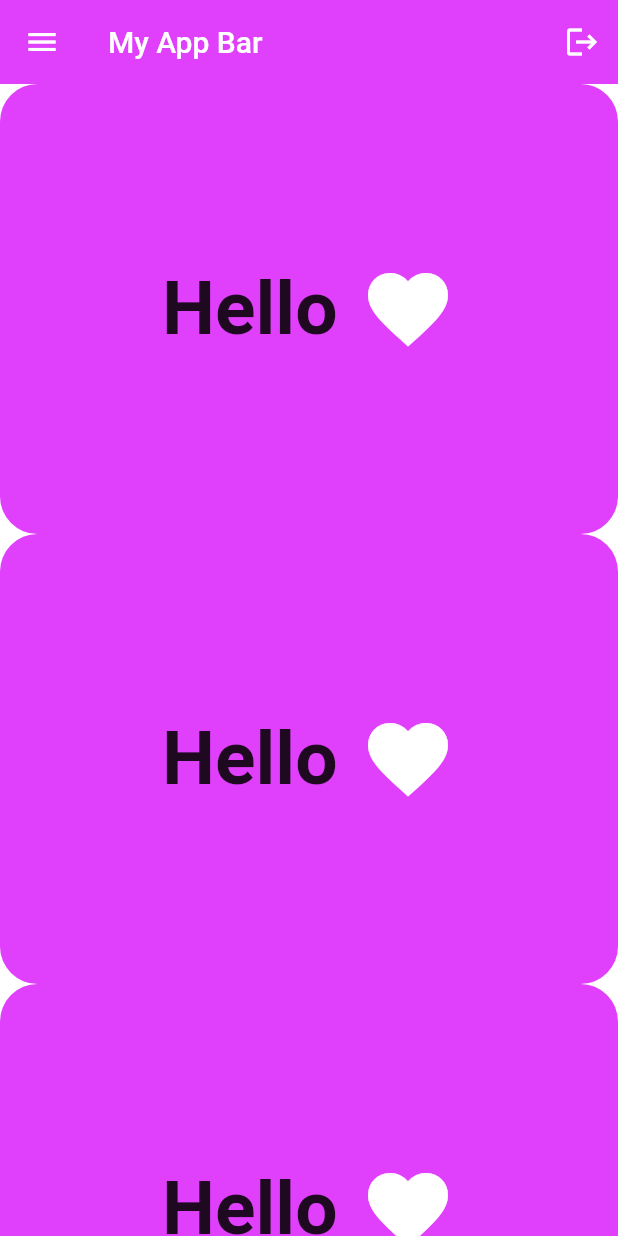
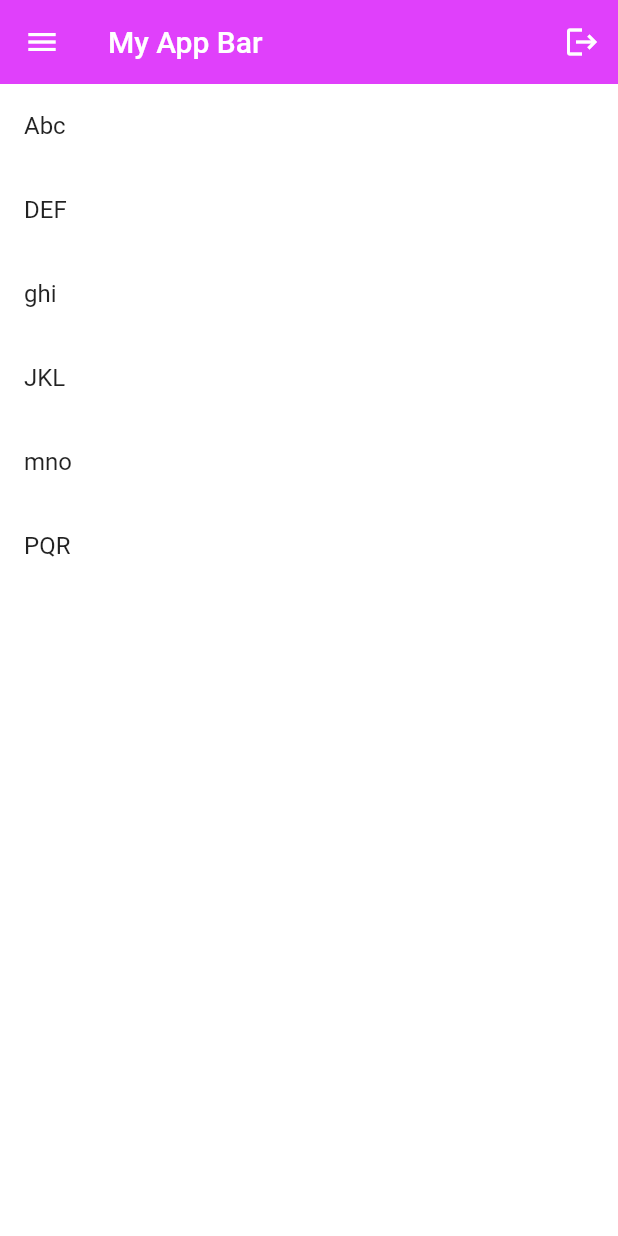
Before and after one commit to SANKARAMDAS/learn_flutter_0to100, a Flutter app: the screen it shows after launch, on a phone screen of 412 x 824 dp. Run offline on Flutter 3.47's test engine with Material 2 defaults, Android fonts, the phone set to English and light mode, and no system bars.

Commit message:
about flutter widgets dynamic(listview builder)

```diff
--- a/lib/main.dart
+++ b/lib/main.dart
@@ -5,7 +5,9 @@ void main() {
 }
 
 class MyApp extends StatelessWidget {
-  const MyApp({super.key});
+  MyApp({super.key});
+
+  List<String> names = ['Abc', 'DEF', 'ghi', 'JKL', 'mno', 'PQR'];
 
   @override
   Widget build(BuildContext context) {
@@ -18,90 +20,16 @@ class MyApp extends StatelessWidget {
           backgroundColor: Colors.purpleAccent,
           elevation: 0,
           leading: Icon(Icons.menu),
-          actions: [IconButton(onPressed: (){}, icon: Icon(Icons.logout))],
+          actions: [IconButton(onPressed: () {}, icon: Icon(Icons.logout))],
         ),
-        body: ListView(
-          children: [
-            Container(
-              height: 300,
-              width: 300,
-              decoration: BoxDecoration(
-                color: Colors.purpleAccent,
-                borderRadius: BorderRadius.circular(25.0),
-              ),
-              child: Center(
-                child: Row(
-                  mainAxisAlignment: MainAxisAlignment.center,
-                  children: [
-                    Text(
-                      'Hello',
-                      style:
-                      TextStyle(fontSize: 50.0, fontWeight: FontWeight.bold),
-                    ),
-                    SizedBox(width: 15.0,),
-                    Icon(
-                      Icons.favorite,
-                      color: Colors.white,
-                      size: 64.0,
-                    ),
-                  ],
-                ),
-              ),
+        body: ListView.builder(
+          itemCount: names.length,
+          itemBuilder: (context, index) => ListTile(
+            title: Text(
+              names[index],
             ),
-            Container(
-              height: 300,
-              width: 300,
-              decoration: BoxDecoration(
-                color: Colors.purpleAccent,
-                borderRadius: BorderRadius.circular(25.0),
-              ),
-              child: Center(
-                child: Row(
-                  mainAxisAlignment: MainAxisAlignment.center,
-                  children: [
-                    Text(
-                      'Hello',
-                      style:
-                      TextStyle(fontSize: 50.0, fontWeight: FontWeight.bold),
-                    ),
-                    SizedBox(width: 15.0,),
-                    Icon(
-                      Icons.favorite,
-                      color: Colors.white,
-                      size: 64.0,
-                    ),
-                  ],
-                ),
-              ),
-            ),
-            Container(
-              height: 300,
-              width: 300,
-              decoration: BoxDecoration(
-                color: Colors.purpleAccent,
-                borderRadius: BorderRadius.circular(25.0),
-              ),
-              child: Center(
-                child: Row(
-                  mainAxisAlignment: MainAxisAlignment.center,
-                  children: [
-                    Text(
-                      'Hello',
-                      style:
-                      TextStyle(fontSize: 50.0, fontWeight: FontWeight.bold),
-                    ),
-                    SizedBox(width: 15.0,),
-                    Icon(
-                      Icons.favorite,
-                      color: Colors.white,
-                      size: 64.0,
-                    ),
-                  ],
-                ),
-              ),
-            ),
-          ],
-        )
+          ),
+        ),
       ),
     );
   }
```
